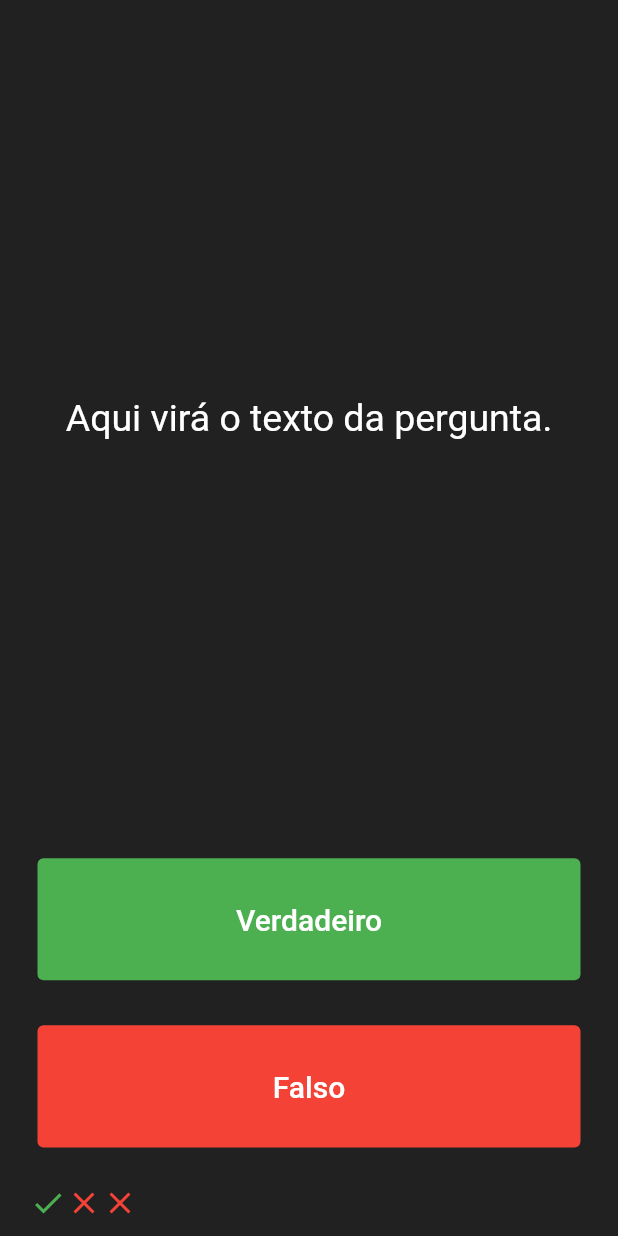
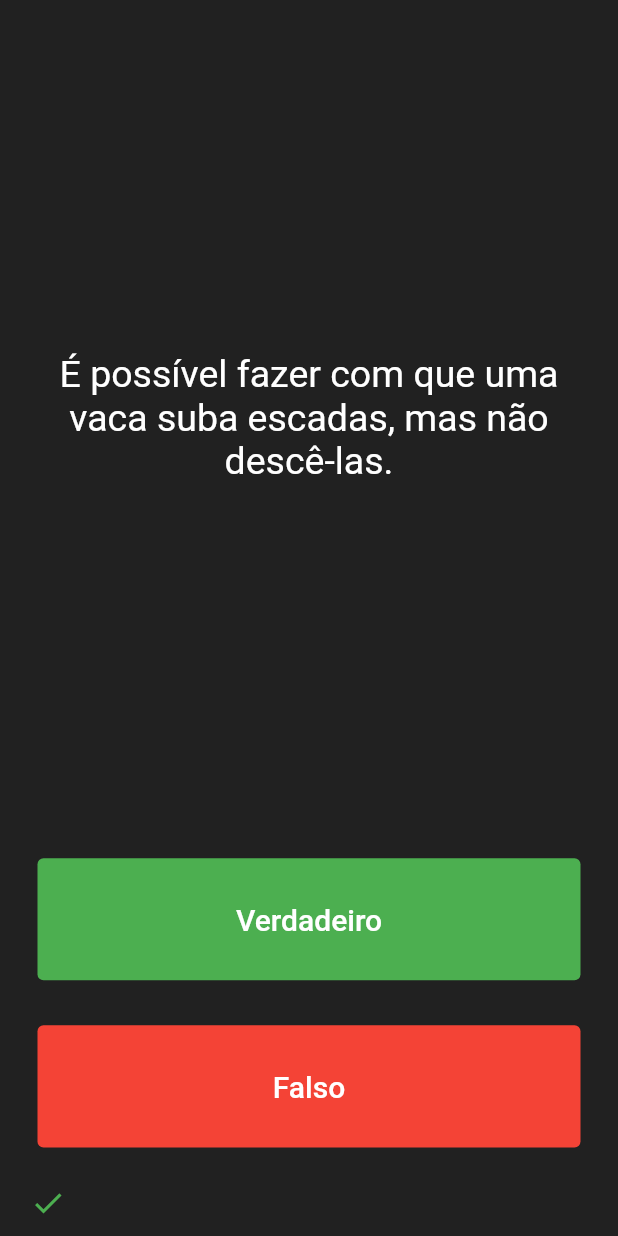
Before and after one commit to wilsonmarutti/new_quiz_flutter, a Flutter app: the screen it shows after launch, after a tap on "Verdadeiro", on a phone screen of 412 x 824 dp. Run offline on Flutter 3.47's test engine with Material 2 defaults, Android fonts, the phone set to English and light mode, and no system bars.

Commit message:
Acrescentar perguntas variáveis e botões funcionais

```diff
--- a/lib/main.dart
+++ b/lib/main.dart
@@ -31,6 +31,14 @@ class QuizPage extends StatefulWidget {
 }
 
 class _QuizPageState extends State<QuizPage> {
+  List<Icon> scoreKeeper = [];
+  List<String> questions = [
+    'Alguns gatos são alérgicos a humanos',
+    'É possível fazer com que uma vaca suba escadas, mas não descê-las.',
+    'Aproximadamente um quarto dos ossos humanos estão nos pés.',
+  ];
+  int questionNumber = 0;
+
   @override
   Widget build(BuildContext context) {
     return Column(
@@ -43,7 +51,7 @@ class _QuizPageState extends State<QuizPage> {
             padding: const EdgeInsets.all(10.0),
             child: Center(
               child: Text(
-                'Aqui virá o texto da pergunta.',
+                questions[questionNumber],
                 textAlign: TextAlign.center,
                 style: TextStyle(
                   fontSize: 25.0,
@@ -68,6 +76,16 @@ class _QuizPageState extends State<QuizPage> {
                 ),
               ),
               onPressed: () {
+                setState(() {
+                  questionNumber++;
+                  print(questionNumber);
+                  scoreKeeper.add(
+                    Icon(
+                      Icons.check,
+                      color: Colors.green,
+                    ),
+                  );
+                });
                 print('Verdadeiro foi pressionado.');
               },
             ),
@@ -88,6 +106,16 @@ class _QuizPageState extends State<QuizPage> {
                 ),
               ),
               onPressed: () {
+                setState(() {
+                  questionNumber++;
+                  print(questionNumber);
+                  scoreKeeper.add(
+                    Icon(
+                      Icons.close,
+                      color: Colors.red,
+                    ),
+                  );
+                });
                 print('Falso foi pressionado.');
               },
             ),
@@ -96,20 +124,7 @@ class _QuizPageState extends State<QuizPage> {
         Padding(
           padding: const EdgeInsets.all(10.0),
           child: Row(
-            children: [
-              Icon(
-                Icons.check,
-                color: Colors.green,
-              ),
-              Icon(
-                Icons.close,
-                color: Colors.red,
-              ),
-              Icon(
-                Icons.close,
-                color: Colors.red,
-              ),
-            ],
+            children: scoreKeeper,
           ),
         ),
       ],
```
